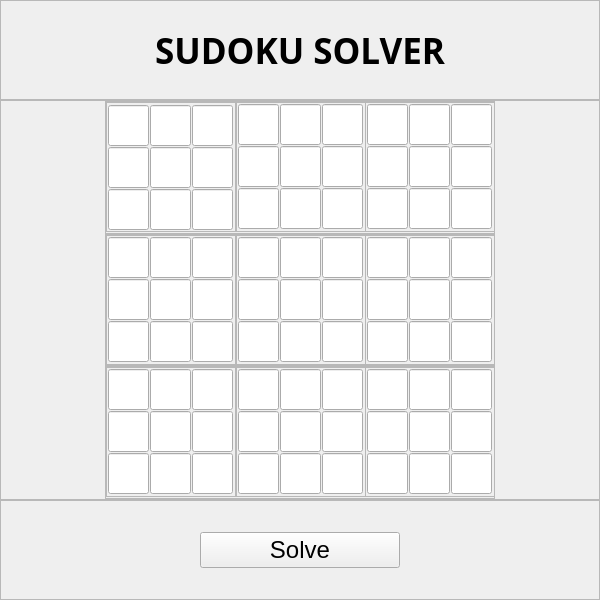
This is UI/MainWindow.ui in milonpabis/SudokuSolver as Qt 5 draws it before an edit. The edited form follows.
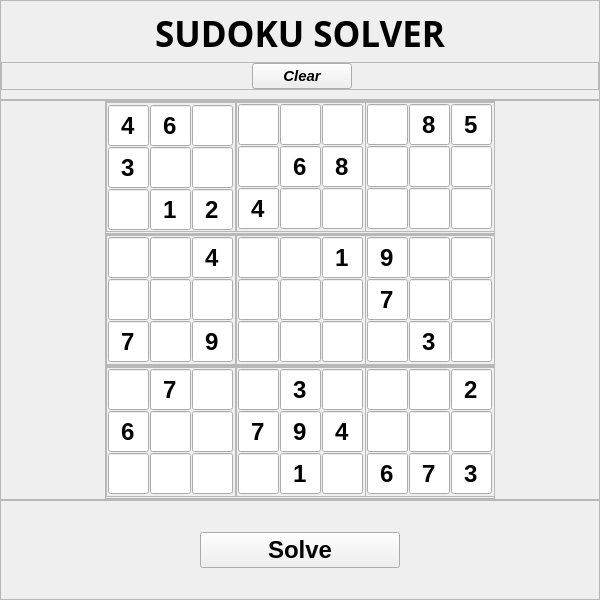
This is the edited form.

What changed in the file:
```diff
--- a/UI/MainWindow.ui
+++ b/UI/MainWindow.ui
@@ -50,7 +50,16 @@
       <property name="frameShadow">
        <enum>QFrame::Raised</enum>
       </property>
-      <layout class="QHBoxLayout" name="horizontalLayout">
+      <layout class="QVBoxLayout" name="verticalLayout_3">
+       <property name="sizeConstraint">
+        <enum>QLayout::SetDefaultConstraint</enum>
+       </property>
+       <property name="leftMargin">
+        <number>0</number>
+       </property>
+       <property name="rightMargin">
+        <number>0</number>
+       </property>
        <item>
         <widget class="QLabel" name="label">
          <property name="font">
@@ -68,6 +77,53 @@
          </property>
         </widget>
        </item>
+       <item>
+        <widget class="QFrame" name="frame_16">
+         <property name="frameShape">
+          <enum>QFrame::StyledPanel</enum>
+         </property>
+         <property name="frameShadow">
+          <enum>QFrame::Raised</enum>
+         </property>
+         <layout class="QVBoxLayout" name="verticalLayout_4">
+          <property name="leftMargin">
+           <number>250</number>
+          </property>
+          <property name="topMargin">
+           <number>0</number>
+          </property>
+          <property name="bottomMargin">
+           <number>0</number>
+          </property>
+          <item>
+           <widget class="QPushButton" name="bt_clear">
+            <property name="minimumSize">
+             <size>
+              <width>100</width>
+              <height>0</height>
+             </size>
+            </property>
+            <property name="maximumSize">
+             <size>
+              <width>100</width>
+              <height>16777215</height>
+             </size>
+            </property>
+            <property name="font">
+             <font>
+              <pointsize>11</pointsize>
+              <italic>true</italic>
+              <bold>true</bold>
+             </font>
+            </property>
+            <property name="text">
+             <string>Clear</string>
+            </property>
+           </widget>
+          </item>
+         </layout>
+        </widget>
+       </item>
       </layout>
      </widget>
     </item>
@@ -181,6 +237,9 @@
                  <bold>true</bold>
                 </font>
                </property>
+               <property name="text">
+                <string>4</string>
+               </property>
                <property name="maxLength">
                 <number>1</number>
                </property>
@@ -209,6 +268,9 @@
                  <bold>true</bold>
                 </font>
                </property>
+               <property name="text">
+                <string>6</string>
+               </property>
                <property name="maxLength">
                 <number>1</number>
                </property>
@@ -265,6 +327,9 @@
                  <bold>true</bold>
                 </font>
                </property>
+               <property name="text">
+                <string>3</string>
+               </property>
                <property name="maxLength">
                 <number>1</number>
                </property>
@@ -377,6 +442,9 @@
                  <bold>true</bold>
                 </font>
                </property>
+               <property name="text">
+                <string>1</string>
+               </property>
                <property name="maxLength">
                 <number>1</number>
                </property>
@@ -405,6 +473,9 @@
                  <bold>true</bold>
                 </font>
                </property>
+               <property name="text">
+                <string>2</string>
+               </property>
                <property name="maxLength">
                 <number>1</number>
                </property>
@@ -584,6 +655,9 @@
                  <bold>true</bold>
                 </font>
                </property>
+               <property name="text">
+                <string>6</string>
+               </property>
                <property name="maxLength">
                 <number>1</number>
                </property>
@@ -612,6 +686,9 @@
                  <bold>true</bold>
                 </font>
                </property>
+               <property name="text">
+                <string>8</string>
+               </property>
                <property name="maxLength">
                 <number>1</number>
                </property>
@@ -640,6 +717,9 @@
                  <bold>true</bold>
                 </font>
                </property>
+               <property name="text">
+                <string>4</string>
+               </property>
                <property name="maxLength">
                 <number>1</number>
                </property>
@@ -791,6 +871,9 @@
                  <bold>true</bold>
                 </font>
                </property>
+               <property name="text">
+                <string>8</string>
+               </property>
                <property name="maxLength">
                 <number>1</number>
                </property>
@@ -819,6 +902,9 @@
                  <bold>true</bold>
                 </font>
                </property>
+               <property name="text">
+                <string>5</string>
+               </property>
                <property name="maxLength">
                 <number>1</number>
                </property>
@@ -1143,6 +1229,9 @@
                  <bold>true</bold>
                 </font>
                </property>
+               <property name="text">
+                <string>4</string>
+               </property>
                <property name="maxLength">
                 <number>1</number>
                </property>
@@ -1255,6 +1344,9 @@
                  <bold>true</bold>
                 </font>
                </property>
+               <property name="text">
+                <string>7</string>
+               </property>
                <property name="maxLength">
                 <number>1</number>
                </property>
@@ -1311,6 +1403,9 @@
                  <bold>true</bold>
                 </font>
                </property>
+               <property name="text">
+                <string>9</string>
+               </property>
                <property name="maxLength">
                 <number>1</number>
                </property>
@@ -1378,6 +1473,9 @@
                  <bold>true</bold>
                 </font>
                </property>
+               <property name="text">
+                <string>1</string>
+               </property>
                <property name="maxLength">
                 <number>1</number>
                </property>
@@ -1669,6 +1767,9 @@
                  <bold>true</bold>
                 </font>
                </property>
+               <property name="text">
+                <string>9</string>
+               </property>
                <property name="maxLength">
                 <number>1</number>
                </property>
@@ -1753,6 +1854,9 @@
                  <bold>true</bold>
                 </font>
                </property>
+               <property name="text">
+                <string>7</string>
+               </property>
                <property name="maxLength">
                 <number>1</number>
                </property>
@@ -1865,6 +1969,9 @@
                  <bold>true</bold>
                 </font>
                </property>
+               <property name="text">
+                <string>3</string>
+               </property>
                <property name="maxLength">
                 <number>1</number>
                </property>
@@ -2021,6 +2128,9 @@
                  <bold>true</bold>
                 </font>
                </property>
+               <property name="text">
+                <string>7</string>
+               </property>
                <property name="maxLength">
                 <number>1</number>
                </property>
@@ -2077,6 +2187,9 @@
                  <bold>true</bold>
                 </font>
                </property>
+               <property name="text">
+                <string>6</string>
+               </property>
                <property name="maxLength">
                 <number>1</number>
                </property>
@@ -2312,6 +2425,9 @@
                  <bold>true</bold>
                 </font>
                </property>
+               <property name="text">
+                <string>3</string>
+               </property>
                <property name="maxLength">
                 <number>1</number>
                </property>
@@ -2368,6 +2484,9 @@
                  <bold>true</bold>
                 </font>
                </property>
+               <property name="text">
+                <string>7</string>
+               </property>
                <property name="maxLength">
                 <number>1</number>
                </property>
@@ -2396,6 +2515,9 @@
                  <bold>true</bold>
                 </font>
                </property>
+               <property name="text">
+                <string>9</string>
+               </property>
                <property name="maxLength">
                 <number>1</number>
                </property>
@@ -2424,6 +2546,9 @@
                  <bold>true</bold>
                 </font>
                </property>
+               <property name="text">
+                <string>4</string>
+               </property>
                <property name="maxLength">
                 <number>1</number>
                </property>
@@ -2480,6 +2605,9 @@
                  <bold>true</bold>
                 </font>
                </property>
+               <property name="text">
+                <string>1</string>
+               </property>
                <property name="maxLength">
                 <number>1</number>
                </property>
@@ -2631,6 +2759,9 @@
                  <bold>true</bold>
                 </font>
                </property>
+               <property name="text">
+                <string>2</string>
+               </property>
                <property name="maxLength">
                 <number>1</number>
                </property>
@@ -2743,6 +2874,9 @@
                  <bold>true</bold>
                 </font>
                </property>
+               <property name="text">
+                <string>6</string>
+               </property>
                <property name="maxLength">
                 <number>1</number>
                </property>
@@ -2771,6 +2905,9 @@
                  <bold>true</bold>
                 </font>
                </property>
+               <property name="text">
+                <string>7</string>
+               </property>
                <property name="maxLength">
                 <number>1</number>
                </property>
@@ -2799,6 +2936,9 @@
                  <bold>true</bold>
                 </font>
                </property>
+               <property name="text">
+                <string>3</string>
+               </property>
                <property name="maxLength">
                 <number>1</number>
                </property>
@@ -2842,6 +2982,7 @@
          <property name="font">
           <font>
            <pointsize>18</pointsize>
+           <bold>true</bold>
           </font>
          </property>
          <property name="text">
```
Left out of the diff: 49 changed lines with no effect on the pictures.
